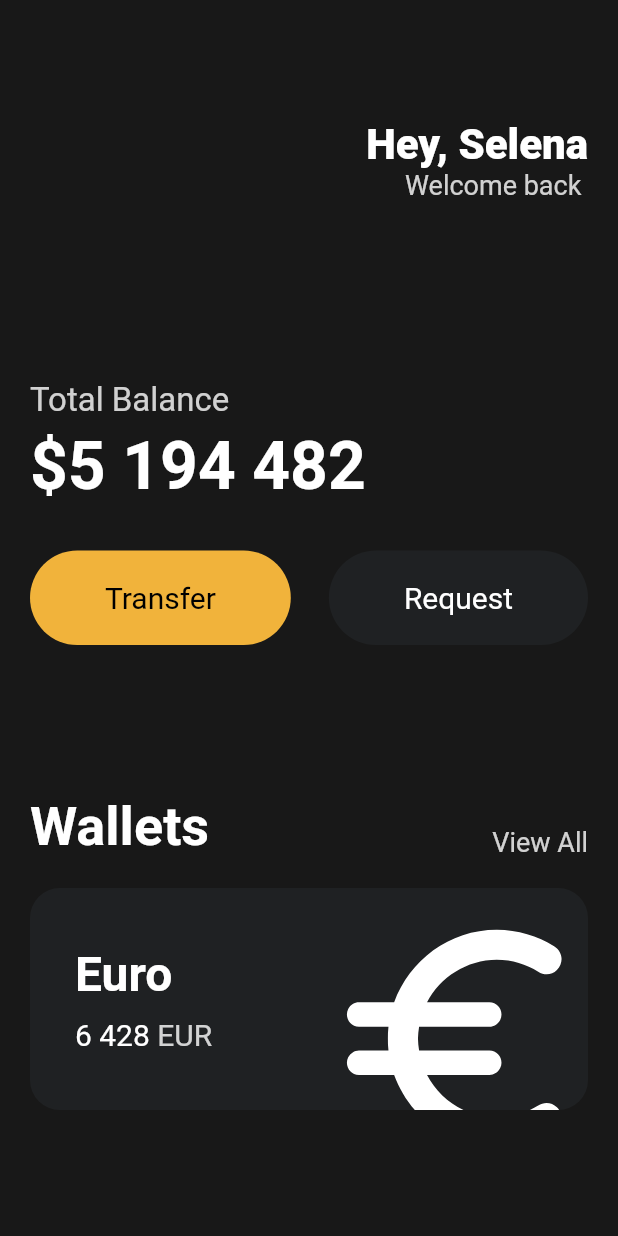
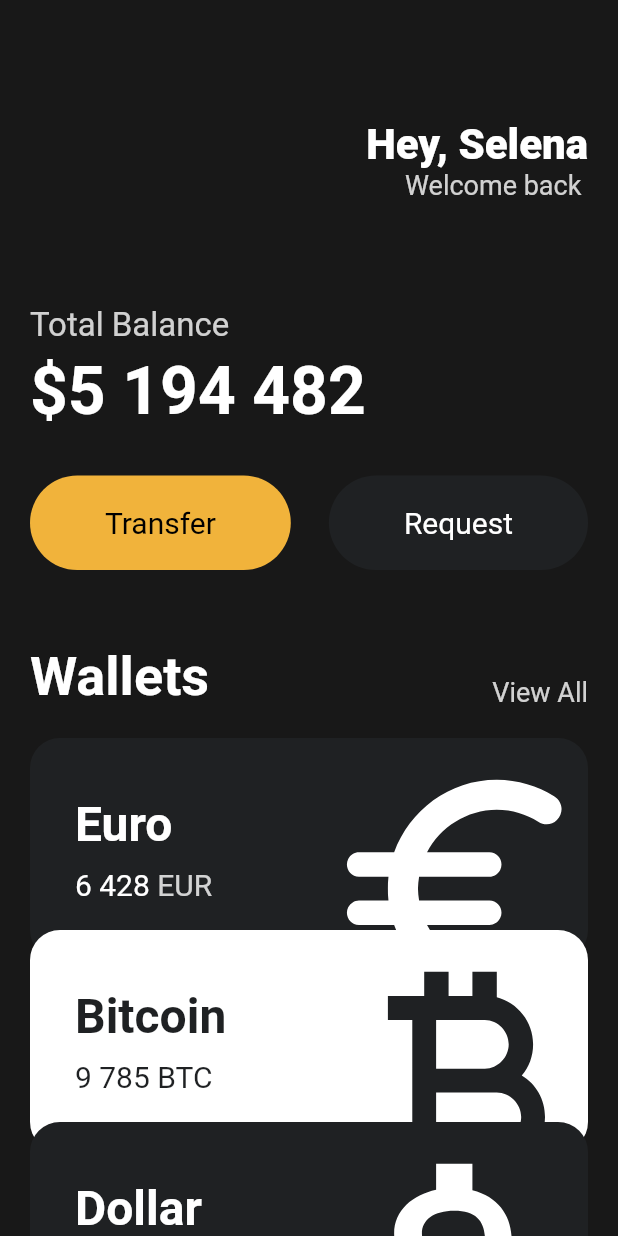
Before and after one commit to JIHYE0705/nomad-toonflix, a Flutter app: the screen it shows after launch, on a phone screen of 412 x 824 dp. Run offline on Flutter 3.47's test engine with Material 2 defaults, Android fonts, the phone set to English and light mode, and no system bars.

Commit message:
:lipstick: design: create Cards use currency_card widget

```diff
--- a/lib/main.dart
+++ b/lib/main.dart
@@ -1,5 +1,6 @@
 import 'package:flutter/material.dart';
 import 'package:toonflix/widgets/button.dart';
+import 'package:toonflix/widgets/currency_card.dart';
 
 void main() {
   runApp(App());
@@ -12,7 +13,8 @@ class App extends StatelessWidget {
     return MaterialApp(
       home: Scaffold(
         backgroundColor: const Color(0xFF181818),
-        body: Padding (
+        body: SingleChildScrollView(
+          child: Padding (
             padding: const EdgeInsets.symmetric(
                 horizontal: 20
             ),
@@ -46,7 +48,7 @@ class App extends StatelessWidget {
                   ],
                 ),
                 const SizedBox(
-                height: 120,
+                  height: 70,
                 ),
                 Text(
                   'Total Balance',
@@ -85,7 +87,7 @@ class App extends StatelessWidget {
                   ],
                 ),
                 const SizedBox(
-                height: 100,
+                  height: 50,
                 ),
                 Row(
                   crossAxisAlignment: CrossAxisAlignment.end,
@@ -109,68 +111,38 @@ class App extends StatelessWidget {
                 const SizedBox(
                   height: 20,
                 ),
-              Container(
-                clipBehavior: Clip.hardEdge,
-                decoration: BoxDecoration(
-                  color: const Color(0xFF1F2123),
-                  borderRadius: BorderRadius.circular(20),
+                const CurrencyCard(
+                  name: 'Euro',
+                  code: 'EUR',
+                  amount: '6 428',
+                  icon: Icons.euro_rounded,
+                  isInverted: false,
                 ),
-                child: Padding(
-                  padding: const EdgeInsets.all(30),
-                  child: Row(
-                    mainAxisAlignment: MainAxisAlignment.spaceBetween,
-                    children: [
-                      Column(
-                        crossAxisAlignment: CrossAxisAlignment.start,
-                        children: [
-                          const Text('Euro',
-                            style: TextStyle(
-                              color: Colors.white,
-                              fontSize: 32,
-                              fontWeight: FontWeight.w600,
+                Transform.translate(
+                  offset: const Offset(0, -20),
+                  child: const CurrencyCard(
+                    name: 'Bitcoin',
+                    code: 'BTC',
+                    amount: '9 785',
+                    icon: Icons.currency_bitcoin,
+                    isInverted: true,
                   ),
                 ),
-                          const SizedBox(height: 10,),
-                          Row(
-                            children: [
-                              const Text('6 428',
-                                style: TextStyle(
-                                  color: Colors.white,
-                                  fontSize: 20,
-                                ),
-                              ),
-                              const SizedBox(
-                                width: 5,
-                              ),
-                              Text('EUR',
-                                style: TextStyle(
-                                  color: Colors.white.withOpacity(0.8),
-                                  fontSize: 20,
-                                ),
-                              ),
-                            ],
-                          ),
-                        ],
-                      ),
-                      Transform.scale(
-                        scale: 2.2,
-                        child: Transform.translate(
-                          offset: const Offset(-5, 12),
-                          child: const Icon(
-                            Icons.euro_rounded,
-                            color: Colors.white,
-                            size: 88,
-                          ),
-                        ),
-                      )
-                    ],
-                  ),
+                Transform.translate(
+                  offset: const Offset(0, -40),
+                  child: const CurrencyCard(
+                    name: 'Dollar',
+                    code: 'USD',
+                    amount: '428',
+                    icon: Icons.attach_money_outlined,
+                    isInverted: false,
                   ),
                 ),
               ],
             ),
           ),
         ),
+      ),
     );
   }
 }
--- /dev/null
+++ b/lib/widgets/currency_card.dart
@@ -0,0 +1,81 @@
+import 'package:flutter/material.dart';
+
+class CurrencyCard extends StatelessWidget {
+
+  final String name, code, amount;
+  final IconData icon;
+  final bool isInverted;
+
+  final _blackColor = const Color(0xFF1F2123);
+
+  const CurrencyCard({
+    super.key,
+    required this.name,
+    required this.code,
+    required this.amount,
+    required this.icon,
+    required this.isInverted,
+  });
+
+  @override
+  Widget build(BuildContext context) {
+    return Container(
+      clipBehavior: Clip.hardEdge,
+      decoration: BoxDecoration(
+        color: isInverted ? Colors.white : _blackColor,
+        borderRadius: BorderRadius.circular(20),
+      ),
+      child: Padding(
+        padding: const EdgeInsets.all(30),
+        child: Row(
+          mainAxisAlignment: MainAxisAlignment.spaceBetween,
+          children: [
+            Column(
+              crossAxisAlignment: CrossAxisAlignment.start,
+              children: [
+                Text(name,
+                  style: TextStyle(
+                    color: isInverted ? _blackColor : Colors.white,
+                    fontSize: 32,
+                    fontWeight: FontWeight.w600,
+                  ),
+                ),
+                const SizedBox(height: 10,),
+                Row(
+                  children: [
+                    Text(amount,
+                      style: TextStyle(
+                        color: isInverted ? _blackColor : Colors.white,
+                        fontSize: 20,
+                      ),
+                    ),
+                    const SizedBox(
+                      width: 5,
+                    ),
+                    Text(code,
+                      style: TextStyle(
+                        color: isInverted ? _blackColor : Colors.white.withOpacity(0.8),
+                        fontSize: 20,
+                      ),
+                    ),
+                  ],
+                ),
+              ],
+            ),
+            Transform.scale(
+              scale: 2.2,
+              child: Transform.translate(
+                offset: const Offset(-5, 12),
+                child: Icon(
+                  icon,
+                  color: isInverted ? _blackColor : Colors.white,
+                  size: 88,
+                ),
+              ),
+            )
+          ],
+        ),
+      ),
+    );
+  }
+}
```
Lines whose indentation alone changed are shown as unchanged.
